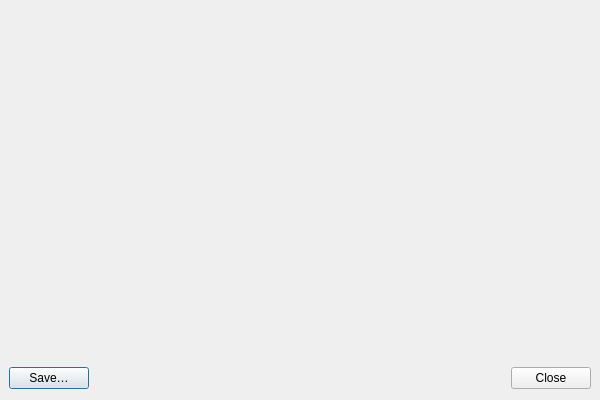
Qt form src/gui/DiagnosisDialog.ui (Governikus/AusweisApp) before a commit.
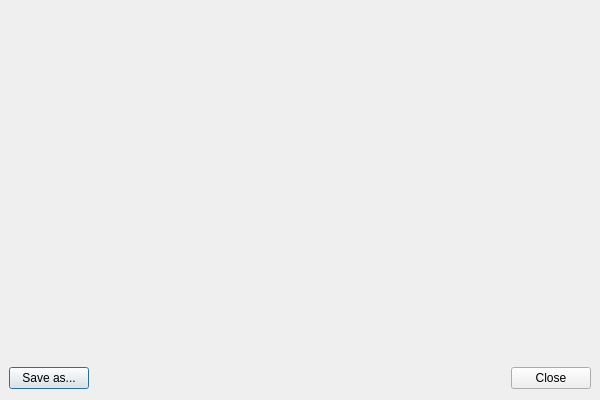
The same form after that commit.

Patch:
```diff
--- a/src/gui/DiagnosisDialog.ui
+++ b/src/gui/DiagnosisDialog.ui
@@ -52,7 +52,7 @@
      <item>
       <widget class="QPushButton" name="saveButton">
        <property name="text">
-        <string>Save…</string>
+        <string>Save as...</string>
        </property>
       </widget>
      </item>
```
